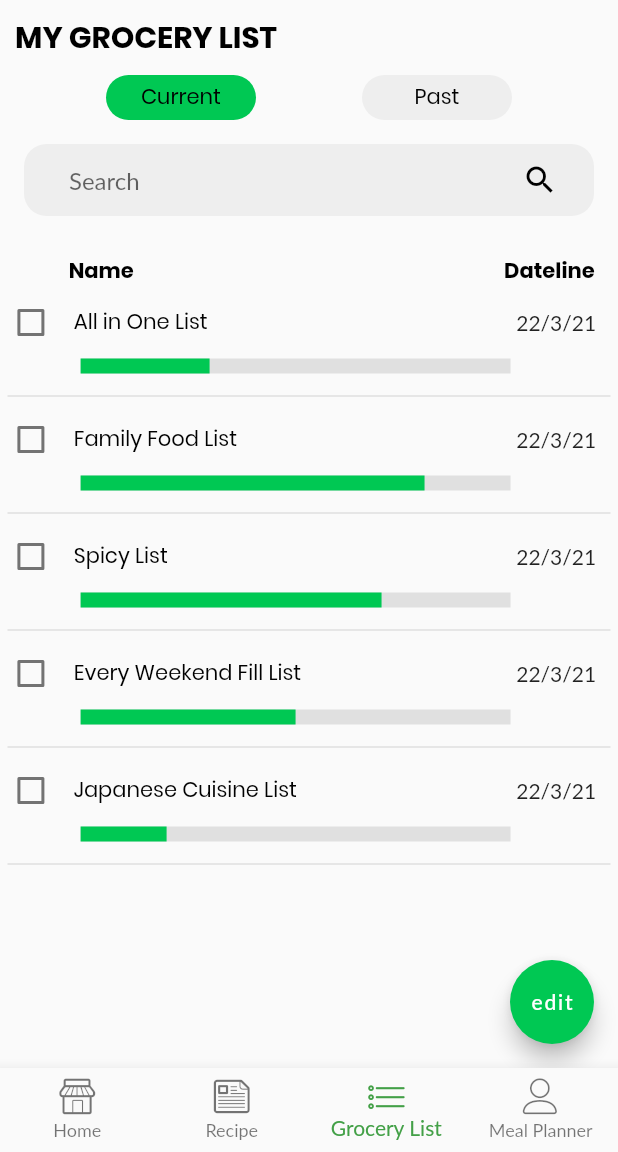
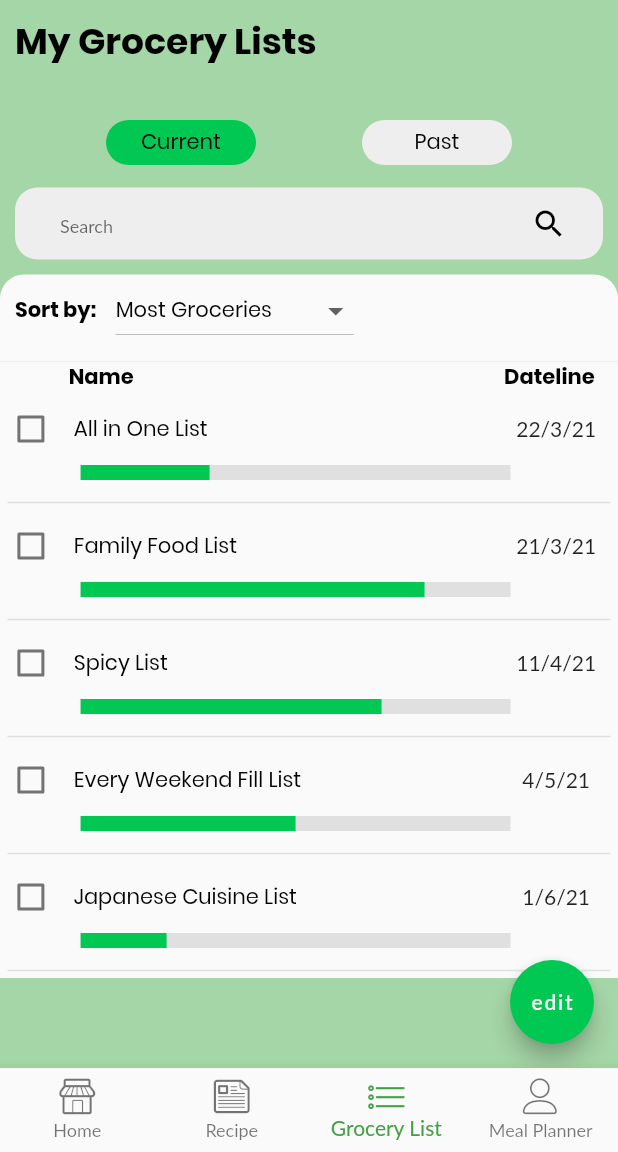
Before and after one commit to blankshiro/CS206-Procery, a Flutter app: the screen it shows after launch, item 3 of the bottom bar chosen, on a phone screen of 412 x 824 dp, the part 84-1236 px from its top. Run offline on Flutter 3.47's test engine with Material 2 defaults, Android fonts, the phone set to English and light mode, and no system bars; our stand-ins replace auto_route, google_fonts, hive, like_button, page_transition, smooth_star_rating and 1 more; accounts and stored records are empty; generated files the repository leaves out were written again; Roboto replaces fonts that are missing (Lato).

```diff
--- a/lib/src/screens/grocerylist/GLCurrentList.dart
+++ b/lib/src/screens/grocerylist/GLCurrentList.dart
@@ -9,9 +9,9 @@ class CurrentList {
 List<CurrentList> getCurrentList() {
   return <CurrentList>[
     CurrentList("All in One List", "22/3/21", 0.3),
-    CurrentList("Family Food List", "22/3/21", 0.8),
-    CurrentList("Spicy List", "22/3/21", 0.7),
-    CurrentList("Every Weekend Fill List", "22/3/21", 0.5),
-    CurrentList("Japanese Cuisine List", "22/3/21", 0.2),
+    CurrentList("Family Food List", "21/3/21", 0.8),
+    CurrentList("Spicy List", "11/4/21", 0.7),
+    CurrentList("Every Weekend Fill List", "4/5/21", 0.5),
+    CurrentList("Japanese Cuisine List", "1/6/21", 0.2),
   ];
 }
--- a/lib/src/screens/grocerylist/GLCurrentPage.dart
+++ b/lib/src/screens/grocerylist/GLCurrentPage.dart
@@ -15,32 +15,194 @@ class GLCurrentPage extends StatefulWidget {
 
 class _GLCurrentPageState extends State<GLCurrentPage> {
   bool _checked = false;
+  int _value = 1;
 
   @override
   Widget build(BuildContext context) {
     return Scaffold(
+      backgroundColor: Colors.green[200],
+      resizeToAvoidBottomInset: false,
       body: Column(
           mainAxisAlignment: MainAxisAlignment.start,
           crossAxisAlignment: CrossAxisAlignment.stretch,
           children: [
-          //NUMBER 1
+            //1. Header
             Container(
               padding: EdgeInsets.all(10),
+              child: buildTextTitleVariation1('My Grocery Lists'),
+            ),
+            //2. Current and Past buttons
+            buildCurrentAndPastButton(),
+            //3. Search Bar
+            buildSearchBar(),
+            //SCROLLING HERE
+            Expanded(
+              child: SingleChildScrollView(
+                physics: BouncingScrollPhysics(),
+                child: Container(
+                  child: Column(
+                    children: [
+                      //4. Sort by filter
+                      buildFilter(),
+                      //5. Name and quantity headers
+                      buildNameAndQuantityHeader(),
+                      //NUMBER 5
+                      Container(
                         color: Colors.grey[50],
+                        child: Column(
+                          mainAxisAlignment: MainAxisAlignment.spaceEvenly,
+                          crossAxisAlignment: CrossAxisAlignment.start,
+                          children: buildCurrentLists(),
+                        ),
+                      ),
+                    ],
+                  ),
+                ),
+              ),
+            ),
+          ]),
+      floatingActionButton: FloatingActionButton(
+        onPressed: () {
+          Navigator.push(
+            context,
+            MaterialPageRoute(builder: (context) => GLEditPage()),
+          );
+        },
+        child: Text('edit'),
+        backgroundColor: Colors.greenAccent[700],
+      ),
+    );
+  }
+
+  ////////////////////////////////
+  //SEPARATE WIDGETS
+  ////////////////////////////////
+  Container buildNameAndQuantityHeader() {
+    return Container(
+      color: Colors.grey[50],
+      child: Row(
+        children: [
+          Expanded(
+            flex: 1,
+            child: SizedBox(
+              width: 1,
+            ),
+          ),
+          Expanded(
+            flex: 4,
+            child: Container(
+              alignment: Alignment.centerLeft,
               child: Text(
-              'MY GROCERY LIST',
-              style: TextStyle(
-                color: Colors.black,
-                fontSize: 20,
-                fontWeight: FontWeight.w700,
-                fontFamily: 'Poppins',
-              ),
+                'Name',
+                style: h5,
                 textAlign: TextAlign.left,
               ),
             ),
-          //NUMBER 2
+          ),
+          Expanded(
+            flex: 2,
+            child: SizedBox(
+              width: 1,
+            ),
+          ),
+          Expanded(
+            flex: 2,
+            child: Container(
+              alignment: Alignment.center,
+              child: Text(
+                'Dateline',
+                style: h5,
+                textAlign: TextAlign.center,
+              ),
+            ),
+          ),
+        ],
+      ),
+    );
+  }
+
+  Container buildFilter() {
+    return Container(
+      padding: EdgeInsets.fromLTRB(10, 0, 0, 10),
+      decoration: BoxDecoration(
+        color: Colors.grey[50],
+        borderRadius: BorderRadius.only(
+          topLeft: Radius.circular(16.0),
+          topRight: Radius.circular(16.0),
+          bottomLeft: Radius.circular(0),
+          bottomRight: Radius.circular(0),
+        ),
+      ),
+      child: Row(children: [
         Container(
-            color: Colors.grey[50],
+          child: Text(
+            'Sort by: ',
+            style: h5,
+          ),
+        ),
+        Container(
+          padding: EdgeInsets.only(left: 10),
+          child: DropdownButton(
+            value: _value,
+            items: [
+              DropdownMenuItem(
+                child: Text("Most Groceries", style: priceText),
+                value: 1,
+              ),
+              DropdownMenuItem(
+                child: Text("Incoming Datelines", style: priceText),
+                value: 2,
+              ),
+              DropdownMenuItem(
+                child: Text("Highest Progress", style: priceText),
+                value: 3,
+              ),
+            ],
+            onChanged: (value) {
+              setState(() {
+                _value = value;
+              });
+            },
+          ),
+        ),
+      ]),
+    );
+  }
+
+  Container buildSearchBar() {
+    return Container(
+      padding: EdgeInsets.fromLTRB(10, 15, 10, 10),
+      child: TextField(
+        decoration: InputDecoration(
+          hintText: 'Search',
+          hintStyle: TextStyle(fontSize: 12),
+          border: OutlineInputBorder(
+            borderRadius: BorderRadius.circular(15),
+            borderSide: BorderSide(
+              width: 0,
+              style: BorderStyle.none,
+            ),
+          ),
+          filled: true,
+          fillColor: Colors.grey[200],
+          contentPadding: EdgeInsets.only(
+            left: 30,
+          ),
+          suffixIcon: Padding(
+            padding: EdgeInsets.only(right: 24.0, left: 16.0),
+            child: Icon(
+              Icons.search,
+              color: Colors.black,
+              size: 24,
+            ),
+          ),
+        ),
+      ),
+    );
+  }
+
+  Container buildCurrentAndPastButton() {
+    return Container(
       child: Row(
         mainAxisAlignment: MainAxisAlignment.spaceEvenly,
         children: [
@@ -96,101 +258,6 @@ class _GLCurrentPageState extends State<GLCurrentPage> {
                 ),
               )),
         ],
-            ),
-          ),
-          //NUMBER 3
-          Container(
-            padding: EdgeInsets.only(bottom: 10),
-            child: Padding(
-              padding: EdgeInsets.all(16),
-              child: TextField(
-                decoration: InputDecoration(
-                  hintText: 'Search',
-                  hintStyle: TextStyle(fontSize: 16),
-                  border: OutlineInputBorder(
-                    borderRadius: BorderRadius.circular(15),
-                    borderSide: BorderSide(
-                      width: 0,
-                      style: BorderStyle.none,
-                    ),
-                  ),
-                  filled: true,
-                  fillColor: Colors.grey[200],
-                  contentPadding: EdgeInsets.only(
-                    left: 30,
-                  ),
-                  suffixIcon: Padding(
-                    padding: EdgeInsets.only(right: 24.0, left: 16.0),
-                    child: Icon(
-                      Icons.search,
-                      color: Colors.black,
-                      size: 24,
-                    ),
-                  ),
-                ),
-              ),
-            ),
-          ),
-          //NUMBER 4
-          Row(
-            children: [
-              Expanded(
-                flex: 1,
-                child: SizedBox(
-                  width: 1,
-                ),
-              ),
-              Expanded(
-                flex: 4,
-                child: Container(
-                  alignment: Alignment.centerLeft,
-                  color: Colors.grey[50],
-                  child: Text(
-                    'Name',
-                    style: h5,
-                    textAlign: TextAlign.left,
-                  ),
-                ),
-              ),
-              Expanded(
-                flex: 2,
-                child: SizedBox(
-                  width: 1,
-                ),
-              ),
-              Expanded(
-                flex: 2,
-                child: Container(
-                  alignment: Alignment.center,
-                  child: Text(
-                    'Dateline',
-                    style: h5,
-                    textAlign: TextAlign.center,
-                  ),
-                ),
-              ),
-            ],
-          ),
-          //NUMBER 5
-          Container(
-            color: Colors.grey[50],
-            child: Column(
-              mainAxisAlignment: MainAxisAlignment.spaceEvenly,
-              crossAxisAlignment: CrossAxisAlignment.start,
-              children: buildCurrentLists(),
-            ),
-          ),
-        ],
-      ),
-      floatingActionButton: FloatingActionButton(
-        onPressed: () {
-          Navigator.push(
-            context,
-            MaterialPageRoute(builder: (context) => GLEditPage()),
-          );
-        },
-        child: Text('edit'),
-        backgroundColor: Colors.greenAccent[700],
       ),
     );
   }
--- a/lib/src/screens/grocerylist/GLPastPage.dart
+++ b/lib/src/screens/grocerylist/GLPastPage.dart
@@ -236,6 +236,13 @@ class _GLPastPageState extends State<GLPastPage> {
             Container(
               child: buildGLPastList(pastList),
             ),
+            Divider(
+              height: 10,
+              thickness: 1,
+              color: Colors.grey[300],
+              indent: 5,
+              endIndent: 5,
+            ),
           ]),
     );
   }
```
Lines whose indentation alone changed are shown as unchanged.
